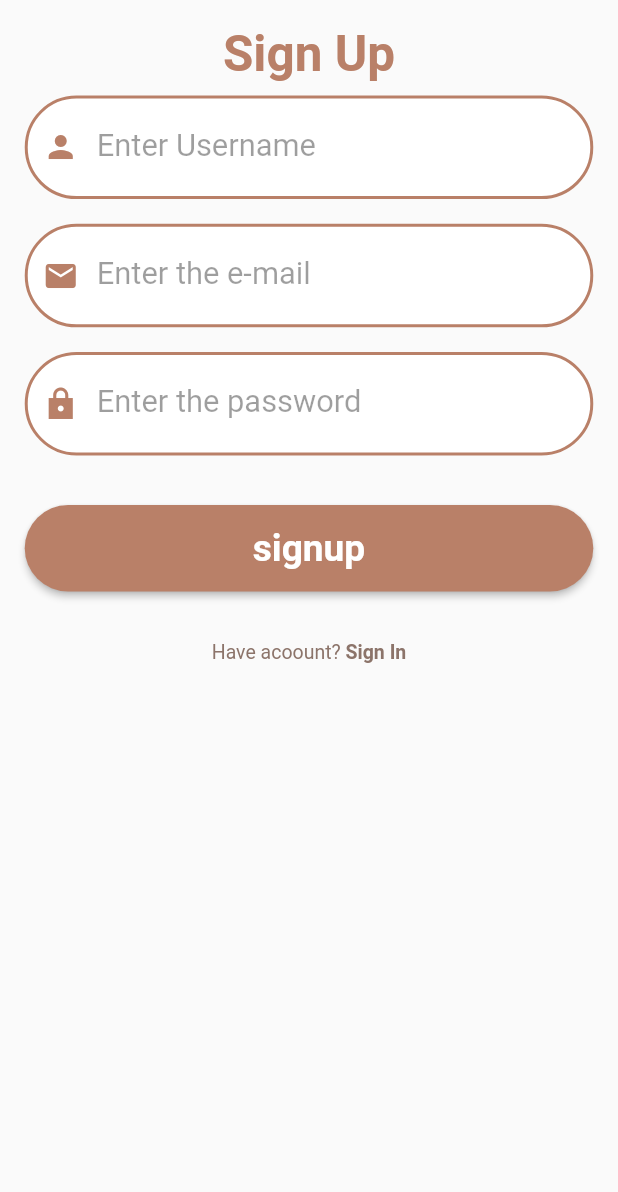
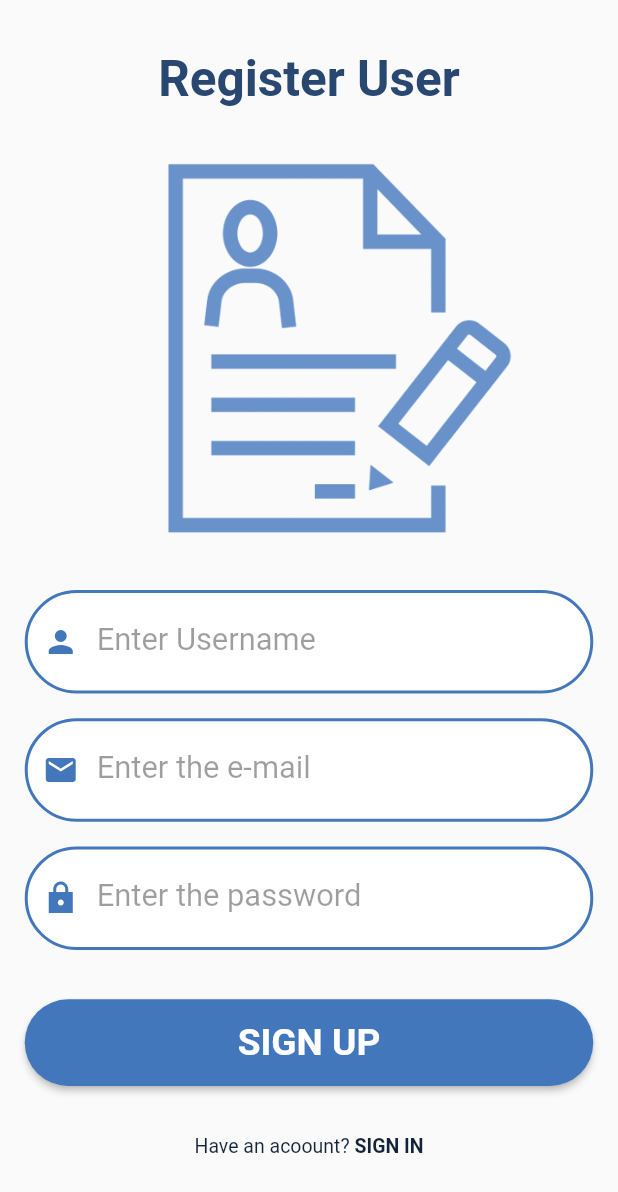
Before and after one commit to NimnadMIhiranga/e18-3yp-Smart-Locker-System, a Flutter app: the SignUpScreen screen opened directly, on a phone screen of 412 x 824 dp. Shown: the top 1192 px of the screen. Run offline on Flutter 3.47's test engine with Material 2 defaults, Android fonts, the phone set to English and light mode, and no system bars; our stand-ins replace cloud_firestore, firebase_auth, firebase_core, flutter_secure_storage, fluttertoast, get and 1 more; accounts and stored records are empty; project files that could hold a hidden picture were left out.

Commit message:
changes in UI and initial Homeview implemented

```diff
--- a/app/slocker/lib/Screens/signup_screen.dart
+++ b/app/slocker/lib/Screens/signup_screen.dart
@@ -39,24 +39,31 @@ class _SignUpScreenState extends State<SignUpScreen> {
                 padding: EdgeInsets.fromLTRB(4.w, 2.h, 4.w, 2.h),
                 child: Column(
                   children: <Widget>[
+                    SizedBox(
+                      height: 2.h,
+                    ),
                     //language(context, () {}),
                     Text(
-                      "Sign Up".tr,
+                      "Register User".tr,
                       style: TextStyle(
                         fontWeight: FontWeight.bold,
                         fontSize: 4.h,
-                        color: mPrimaryColor,
+                        color: mSecondTextColor,
                       ),
                     ),
-                    // Image.asset(
-                    //   "assets/icons/sample.png",
-                    //   fit: BoxFit.fitWidth,
-                    //   width: 35.h,
-                    //   height: 35.h,
-                    //   color: mPrimaryTextColor,
-                    // ),
                     SizedBox(
-                      height: 1.h,
+                      height: 2.h,
+                    ),
+                    Image.asset(
+                      "assets/images/reg.png",
+                      fit: BoxFit.fitWidth,
+                      width: 35.h,
+                      height: 35.h,
+                      color: Color(0xFF6892c9),
+                      // /color: mNewColor,
+                    ),
+                    SizedBox(
+                      height: 2.h,
                     ),
 
                     reusableTextField("Enter Username".tr, Icons.person_sharp,
@@ -72,7 +79,7 @@ class _SignUpScreenState extends State<SignUpScreen> {
                     ),
                     reusableTextField("Enter the password".tr, Icons.lock_sharp,
                         true, _passwordTextController, validatePassword),
-                    firebaseUIButton(context, "signup".tr, () async {
+                    firebaseUIButton(context, "SIGN UP".tr, () async {
                       if (_key2.currentState!.validate()) {
                         try {
                           await FirebaseAuth.instance
@@ -130,7 +137,7 @@ class _SignUpScreenState extends State<SignUpScreen> {
     return Row(
       mainAxisAlignment: MainAxisAlignment.center,
       children: [
-        Text("Have acoount? ".tr,
+        Text("Have an acoount? ".tr,
             style: TextStyle(color: mPrimaryTextColor, fontSize: 13)),
         GestureDetector(
           onTap: () {
@@ -138,7 +145,7 @@ class _SignUpScreenState extends State<SignUpScreen> {
                 MaterialPageRoute(builder: (context) => SignInScreen()));
           },
           child: Text(
-            "Sign In".tr,
+            "SIGN IN".tr,
             style: TextStyle(
                 color: mPrimaryTextColor,
                 fontWeight: FontWeight.bold,
--- a/app/slocker/lib/constants.dart
+++ b/app/slocker/lib/constants.dart
@@ -1,12 +1,12 @@
 import 'package:flutter/material.dart';
 
 Color mBackgroundColor = Color(0xFFFFFFFF);
-Color mPrimaryColor = Color(0xFFB98068);
-Color mPrimaryTextColor = Color(0xFF8C746A);
-Color mSecondTextColor = Color(0xFFB98068);
-Color mSecondColor = Color(0xFFC28E79);
+Color mPrimaryColor = Color(0xFF4277BC);
+Color mPrimaryTextColor = Color(0xff142438);
+Color mSecondTextColor = Color(0xFF284771);
+Color mSecondColor = Color(0xFF2e5384);
 Color mFacebookColor = Color(0xFF4277BC);
-Color mTitleTextColor = Color(0xFF2D140D);
-Color mNewColor = Color.fromARGB(255, 141, 76, 33);
-Color mNewColor2 = Color.fromARGB(255, 173, 140, 116);
+Color mTitleTextColor = Color(0xFF142438);
+Color mNewColor = Color(0xFF6892c9);
+Color mNewColor2 = Color(0xFF6892c9);
 Color mNewColor3 = Color(0xFFEEEAE4);
--- a/app/slocker/lib/reusable.dart
+++ b/app/slocker/lib/reusable.dart
@@ -18,7 +18,7 @@ TextFormField reusableTextField(String text, IconData icon, bool isPasswordType,
     obscureText: isPasswordType,
     enableSuggestions: !isPasswordType,
     autocorrect: !isPasswordType,
-    cursorColor: Colors.brown,
+    cursorColor: Color(0xFF6892c9),
     style: TextStyle(color: Colors.black38, fontSize: 3.h),
     decoration: InputDecoration(
       prefixIcon: Icon(
@@ -143,7 +143,7 @@ TextFormField reusableTextField3(
     obscureText: isPasswordType,
     enableSuggestions: !isPasswordType,
     autocorrect: !isPasswordType,
-    cursorColor: Colors.brown,
+    cursorColor: Color(0xFF6892c9),
     style: TextStyle(color: Colors.black38),
     decoration: InputDecoration(
       prefixIcon: Icon(
@@ -202,7 +202,7 @@ TextFormField reusableTextField2(
     obscureText: isPasswordType,
     enableSuggestions: !isPasswordType,
     autocorrect: !isPasswordType,
-    cursorColor: Colors.brown,
+    cursorColor: Color(0xFF6892c9),
     style: TextStyle(color: Colors.black38, fontSize: 3.h),
     decoration: InputDecoration(
       suffixText: unit,
--- a/app/slocker/pubspec.yaml
+++ b/app/slocker/pubspec.yaml
@@ -65,8 +65,9 @@ flutter:
   uses-material-design: true
 
   # To add assets to your application, add an assets section, like this:
-  # assets:
-  #   - images/a_dot_burr.jpeg
+  assets:
+    - assets/images/lockericon.png
+    - assets/images/reg.png
   #   - images/a_dot_ham.jpeg
 
   # An image asset can refer to one or more resolution-specific "variants", see
```
Also changed, not shown: app/slocker/lib/Screens/loading.dart (+91 -7 lines), app/slocker/lib/Screens/signin_screen.dart (+16 -15 lines), app/slocker/lib/Screens/welcomeScreen.dart (+24 -19 lines), app/slocker/assets/images/lockericon.png (added), app/slocker/assets/images/reg.png (added).
